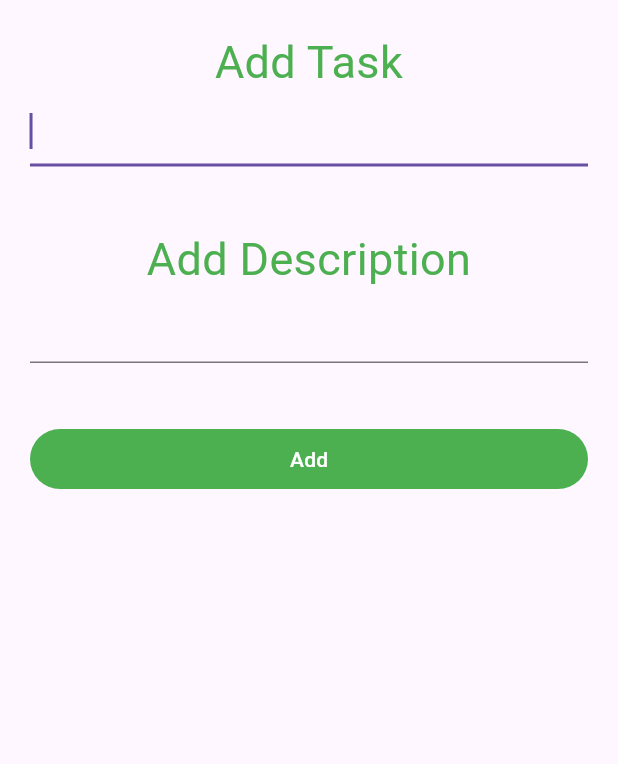
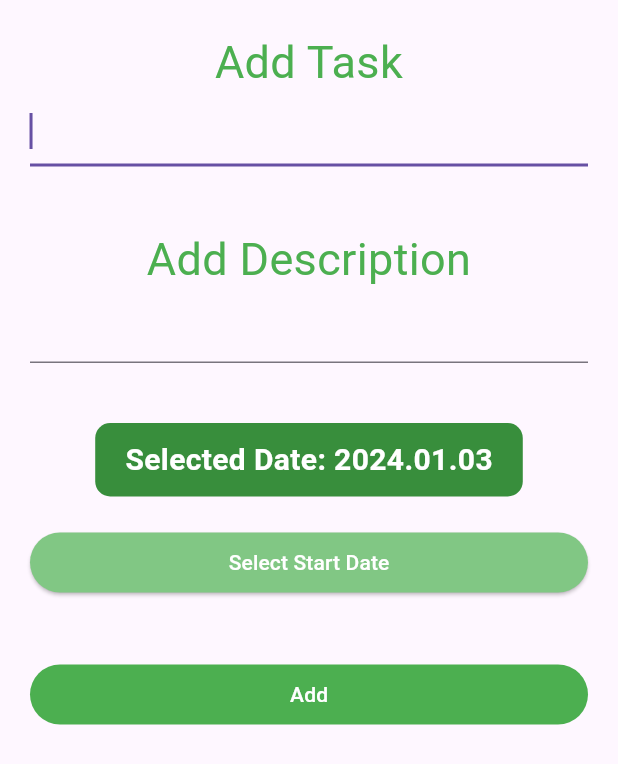
Before and after one commit to hossam2000ayman/Api-Integration-Between-Flutter-And-Spring, a Flutter app: the AddTaskScreen widget shown alone on an empty page, opened directly, on a phone screen of 412 x 824 dp. Shown: the top 764 px of the screen. Run offline on Flutter 3.47's test engine with Material 3 defaults, Android fonts, the phone set to English and light mode, and no system bars; our stand-ins replace syncfusion_flutter_calendar; network calls fail.

Commit message:
Add StartDate Field for integration with Google calendar

```diff
--- a/flutter_task_management_system/lib/Screen/AddTaskScreen.dart
+++ b/flutter_task_management_system/lib/Screen/AddTaskScreen.dart
@@ -1,5 +1,6 @@
 import 'package:flutter/material.dart';
 import 'package:flutter_task_management_system/model/Tasks_data.dart';
+import 'package:intl/intl.dart';
 import 'package:provider/provider.dart';
 
 class AddTaskScreen extends StatefulWidget {
@@ -13,15 +14,39 @@ class _AddTaskScreenState extends State<AddTaskScreen> {
   String taskTitle = "";
   String taskDescription = "";
 
+  DateTime? startDate = DateFormat("yyyy.MM.dd").parse("2024.01.03");
+
+  Future<void> _selectDate(BuildContext context) async {
+    final DateTime? picked = await showDatePicker(
+      context: context,
+      initialDate: startDate,
+      firstDate: DateTime(2000),
+      lastDate: DateTime(2101),
+    );
+
+    if (picked != null && picked != startDate) {
+      setState(() {
+        startDate = picked;
+      });
+    }
+  }
+
   @override
   Widget build(BuildContext context) {
+    String formattedDate = DateFormat("yyyy.MM.dd").format(startDate!);
+
     return Container(
       padding: EdgeInsets.all(20),
       child: ListView(
         children: [
-          Text('Add Task',
-              textAlign: TextAlign.center,
-              style: TextStyle(fontSize: 30, color: Colors.green)),
+          Text(
+            'Add Task',
+            textAlign: TextAlign.center,
+            style: TextStyle(
+              fontSize: 30,
+              color: Colors.green,
+            ),
+          ),
           TextField(
             autofocus: true,
             onChanged: (val) {
@@ -31,9 +56,14 @@ class _AddTaskScreenState extends State<AddTaskScreen> {
           SizedBox(
             height: 40,
           ),
-          Text('Add Description',
-              textAlign: TextAlign.center,
-              style: TextStyle(fontSize: 30, color: Colors.green)),
+          Text(
+            'Add Description',
+            textAlign: TextAlign.center,
+            style: TextStyle(
+              fontSize: 30,
+              color: Colors.green,
+            ),
+          ),
           TextField(
             autofocus: true,
             onChanged: (val) {
@@ -43,11 +73,53 @@ class _AddTaskScreenState extends State<AddTaskScreen> {
           SizedBox(
             height: 40,
           ),
+          Row(
+            mainAxisAlignment: MainAxisAlignment.center,
+            children: [
+              Container(
+                padding: EdgeInsets.symmetric(
+                  vertical: 10,
+                  horizontal: 20,
+                ),
+                decoration: BoxDecoration(
+                    borderRadius: BorderRadius.circular(10),
+                    color: Colors.green[700]),
+                child: Text(
+                  startDate == null
+                      ? 'No date selected'
+                      : 'Selected Date: ${formattedDate}',
+                  style: TextStyle(
+                    color: Colors.white,
+                    fontWeight: FontWeight.bold,
+                    fontSize: 20,
+                  ),
+                ),
+              ),
+            ],
+          ),
+          SizedBox(
+            height: 20,
+          ),
+          ElevatedButton(
+            onPressed: () => _selectDate(context),
+            child: Text(
+              'Select Start Date',
+              style: TextStyle(
+                color: Colors.white,
+              ),
+            ),
+            style: ButtonStyle(
+              backgroundColor: MaterialStateProperty.all(Colors.green[300]),
+            ),
+          ),
+          SizedBox(
+            height: 40,
+          ),
           TextButton(
             onPressed: () {
               if (taskTitle.isNotEmpty && taskDescription.isNotEmpty) {
                 Provider.of<TasksData>(context, listen: false)
-                    .addTask(taskTitle, taskDescription);
+                    .addTask(taskTitle, taskDescription, formattedDate);
               }
               Navigator.of(context).pop();
             },
--- a/flutter_task_management_system/lib/Services/Database_Service.dart
+++ b/flutter_task_management_system/lib/Services/Database_Service.dart
@@ -5,10 +5,12 @@ import 'package:flutter_task_management_system/model/Task.dart';
 import 'package:http/http.dart' as http;
 
 class DatabaseService {
-  static Future<Task> addTask(String title, String description) async {
+  static Future<Task> addTask(
+      String title, String description, String startDate) async {
     Map data = {
       "title": title,
       "description": description,
+      "startDate": startDate
     };
 
     var body = json.encode(data);
@@ -47,13 +49,11 @@ class DatabaseService {
     return response;
   }
 
-
-  static Future<http.Response> deleteTask(int id)async {
+  static Future<http.Response> deleteTask(int id) async {
     var url = Uri.parse(baseUrl + "/delete/${id}");
     http.Response response = await http.delete(url, headers: headers);
     //Todo just display message
     print(response.body);
     return response;
-
   }
 }
--- a/flutter_task_management_system/lib/model/Task.dart
+++ b/flutter_task_management_system/lib/model/Task.dart
@@ -3,19 +3,24 @@ class Task {
   final String title;
   final String description;
   bool done;
+  String startDate;
 
-  Task(
-      {required this.id,
-      required this.title,
-      required this.description,
-      this.done = false});
+  Task({
+    required this.id,
+    required this.title,
+    required this.description,
+    this.done = false,
+    required this.startDate,
+  });
 
   factory Task.fromMap(Map taskMap) {
     return Task(
-        id: taskMap['id'],
-        title: taskMap['title'],
-        description: taskMap['description'],
-        done: taskMap['done']);
+      id: taskMap['id'],
+      title: taskMap['title'],
+      description: taskMap['description'],
+      done: taskMap['done'],
+      startDate: taskMap['startDate'],
+    );
   }
 
   void toggle() {
--- a/flutter_task_management_system/lib/model/Tasks_data.dart
+++ b/flutter_task_management_system/lib/model/Tasks_data.dart
@@ -5,8 +5,8 @@ import 'package:flutter_task_management_system/model/Task.dart';
 class TasksData extends ChangeNotifier {
   List<Task> tasks = [];
 
-  void addTask(String taskTitle, String taskDescription) async {
-    Task task = await DatabaseService.addTask(taskTitle, taskDescription);
+  void addTask(String taskTitle, String taskDescription, String startDate) async {
+    Task task = await DatabaseService.addTask(taskTitle, taskDescription,startDate);
     tasks.add(task);
     notifyListeners();
   }
--- a/flutter_task_management_system/pubspec.yaml
+++ b/flutter_task_management_system/pubspec.yaml
@@ -37,6 +37,8 @@ dependencies:
   cupertino_icons: ^1.0.2
   http: ^1.1.2
   provider: ^6.1.1
+  syncfusion_flutter_calendar: ^24.1.44
+  intl: ^0.18.1
 
 dev_dependencies:
   flutter_test:
@@ -47,7 +49,7 @@ dev_dependencies:
   # activated in the `analysis_options.yaml` file located at the root of your
   # package. See that file for information about deactivating specific lint
   # rules and activating additional ones.
-  flutter_lints: ^2.0.0
+  flutter_lints: ^3.0.1
 
 # For information on the generic Dart part of this file, see the
 # following page: https://dart.dev/tools/pub/pubspec
```
Also changed, not shown: flutter_task_management_system/lib/Screen/HomeScreen.dart (+22 -2 lines), flutter_task_management_system/lib/TaskTile.dart (+19 -1 lines), flutter_task_management_system/pubspec.lock.
